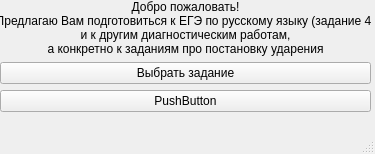
Before: the Qt Designer form design/design_start_window.ui in novd7/yandex_project1_stress_in_words, drawn with Qt 5.
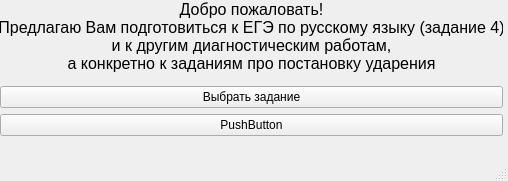
After: the same form once the commit is applied.

Diff of the .ui file:
```diff
--- a/design/design_start_window.ui
+++ b/design/design_start_window.ui
@@ -6,8 +6,8 @@
    <rect>
     <x>0</x>
     <y>0</y>
-    <width>375</width>
-    <height>154</height>
+    <width>508</width>
+    <height>181</height>
    </rect>
   </property>
   <property name="windowTitle">
@@ -19,13 +19,18 @@
      <rect>
       <x>0</x>
       <y>0</y>
-      <width>371</width>
-      <height>112</height>
+      <width>503</width>
+      <height>136</height>
      </rect>
     </property>
     <layout class="QVBoxLayout" name="verticalLayout">
      <item>
       <widget class="QLabel" name="label_greetings">
+       <property name="font">
+        <font>
+         <pointsize>12</pointsize>
+        </font>
+       </property>
        <property name="text">
         <string>Добро пожаловать!
 Предлагаю Вам подготовиться к ЕГЭ по русскому языку (задание 4)
```
Left out of the diff: 2 changed lines with no effect on the pictures.
